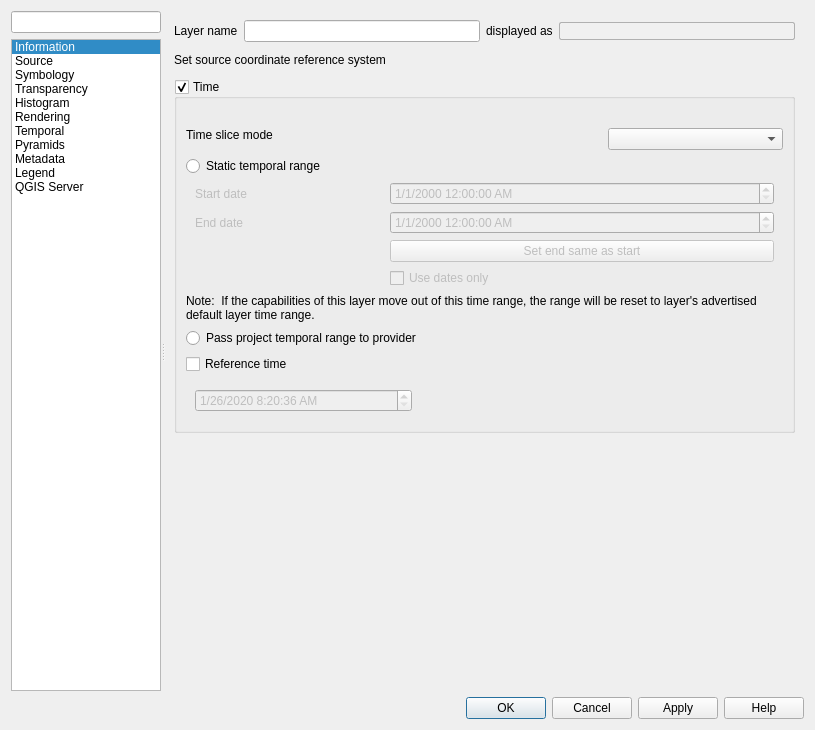
Before: the Qt Designer form src/ui/qgsrasterlayerpropertiesbase.ui in qgis/QGIS, drawn with Qt 5.
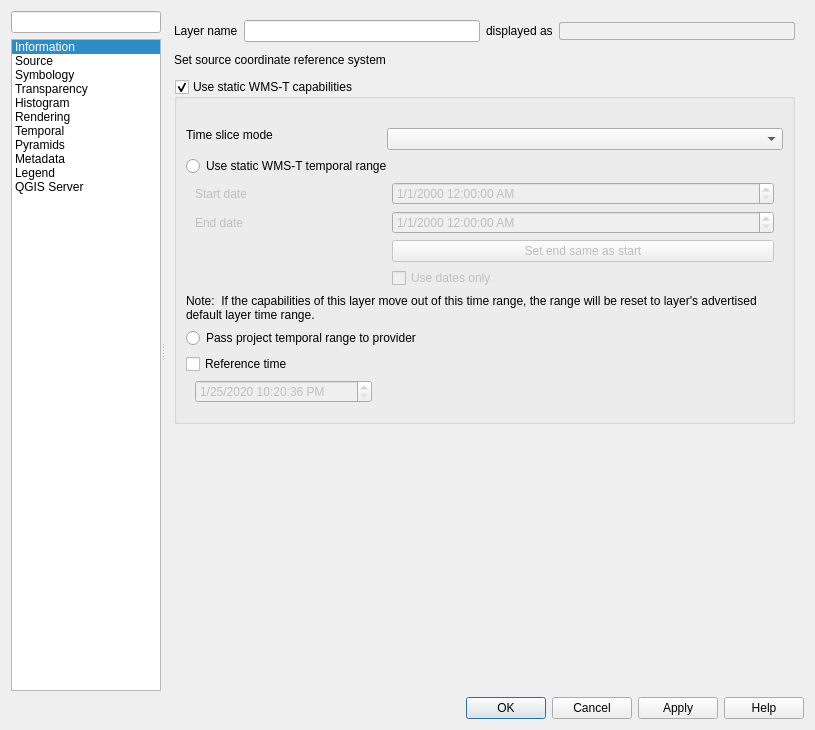
After: the same form once the commit is applied. Icons and pictures are not drawn. Custom widgets are drawn as their Qt base class.

Commit message: Dialog layout tweaks

The edit to the form file:
```diff
--- a/src/ui/qgsrasterlayerpropertiesbase.ui
+++ b/src/ui/qgsrasterlayerpropertiesbase.ui
@@ -303,7 +303,7 @@
                 <x>0</x>
                 <y>0</y>
                 <width>643</width>
-                <height>681</height>
+                <height>679</height>
                </rect>
               </property>
               <layout class="QVBoxLayout" name="verticalLayout_7">
@@ -368,7 +368,7 @@
                   <bool>true</bool>
                  </property>
                  <property name="title">
-                  <string>Time</string>
+                  <string>Use static WMS-T capabilities</string>
                  </property>
                  <property name="checkable">
                   <bool>true</bool>
@@ -394,30 +394,6 @@
                     </property>
                    </widget>
                   </item>
-                  <item row="7" column="0">
-                   <widget class="QRadioButton" name="mProjectTemporalRange">
-                    <property name="text">
-                     <string>Pass project temporal range to provider</string>
-                    </property>
-                   </widget>
-                  </item>
-                  <item row="8" column="0">
-                   <widget class="QCheckBox" name="mReferenceTime">
-                    <property name="text">
-                     <string>Reference time</string>
-                    </property>
-                   </widget>
-                  </item>
-                  <item row="1" column="2" rowspan="2">
-                   <widget class="QComboBox" name="mFetchModeComboBox"/>
-                  </item>
-                  <item row="4" column="0">
-                   <widget class="QRadioButton" name="mStaticTemporalRange">
-                    <property name="text">
-                     <string>Static temporal range</string>
-                    </property>
-                   </widget>
-                  </item>
                   <item row="5" column="0" colspan="3">
                    <widget class="QFrame" name="frame_2">
                     <property name="enabled">
@@ -477,7 +453,7 @@
                        </property>
                       </widget>
                      </item>
-                     <item row="3" column="1">
+                     <item row="3" column="1" colspan="2">
                       <widget class="QCheckBox" name="mDisableTime">
                        <property name="text">
                         <string>Use dates only</string>
@@ -499,23 +475,26 @@
                      <enum>QFrame::Raised</enum>
                     </property>
                     <layout class="QGridLayout" name="gridLayout_17">
+                     <property name="topMargin">
+                      <number>0</number>
+                     </property>
                      <item row="0" column="0">
                       <widget class="QgsDateTimeEdit" name="mReferenceDateTimeEdit">
                        <property name="dateTime">
                         <datetime>
-                         <hour>8</hour>
+                         <hour>22</hour>
                          <minute>20</minute>
                          <second>36</second>
                          <year>2020</year>
                          <month>1</month>
-                         <day>26</day>
+                         <day>25</day>
                         </datetime>
                        </property>
                        <property name="date">
                         <date>
                          <year>2020</year>
                          <month>1</month>
-                         <day>26</day>
+                         <day>25</day>
                         </date>
                        </property>
                        <property name="currentSection">
@@ -532,7 +511,7 @@
                     </layout>
                    </widget>
                   </item>
-                  <item row="0" column="0">
+                  <item row="0" column="0" colspan="3">
                    <widget class="QLabel" name="mLabel">
                     <property name="text">
                      <string/>
@@ -542,6 +521,30 @@
                     </property>
                    </widget>
                   </item>
+                  <item row="1" column="1" rowspan="2" colspan="2">
+                   <widget class="QComboBox" name="mFetchModeComboBox"/>
+                  </item>
+                  <item row="4" column="0" colspan="3">
+                   <widget class="QRadioButton" name="mStaticTemporalRange">
+                    <property name="text">
+                     <string>Use static WMS-T temporal range</string>
+                    </property>
+                   </widget>
+                  </item>
+                  <item row="7" column="0" colspan="3">
+                   <widget class="QRadioButton" name="mProjectTemporalRange">
+                    <property name="text">
+                     <string>Pass project temporal range to provider</string>
+                    </property>
+                   </widget>
+                  </item>
+                  <item row="8" column="0" colspan="3">
+                   <widget class="QCheckBox" name="mReferenceTime">
+                    <property name="text">
+                     <string>Reference time</string>
+                    </property>
+                   </widget>
+                  </item>
                  </layout>
                 </widget>
                </item>
@@ -2446,6 +2449,22 @@
   </layout>
  </widget>
  <customwidgets>
+  <customwidget>
+   <class>QgsFilterLineEdit</class>
+   <extends>QLineEdit</extends>
+   <header>qgsfilterlineedit.h</header>
+  </customwidget>
+  <customwidget>
+   <class>QgsScrollArea</class>
+   <extends>QScrollArea</extends>
+   <header>qgsscrollarea.h</header>
+   <container>1</container>
+  </customwidget>
+  <customwidget>
+   <class>QgsDateTimeEdit</class>
+   <extends>QDateTimeEdit</extends>
+   <header>qgsdatetimeedit.h</header>
+  </customwidget>
   <customwidget>
    <class>QgsCollapsibleGroupBox</class>
    <extends>QGroupBox</extends>
@@ -2458,16 +2477,6 @@
    <header>qgscolorbutton.h</header>
    <container>1</container>
   </customwidget>
-  <customwidget>
-   <class>QgsDateTimeEdit</class>
-   <extends>QDateTimeEdit</extends>
-   <header>qgsdatetimeedit.h</header>
-  </customwidget>
-  <customwidget>
-   <class>QgsFilterLineEdit</class>
-   <extends>QLineEdit</extends>
-   <header>qgsfilterlineedit.h</header>
-  </customwidget>
   <customwidget>
    <class>QgsOpacityWidget</class>
    <extends>QWidget</extends>
@@ -2490,12 +2499,6 @@
    <extends>QWidget</extends>
    <header>qgsscalerangewidget.h</header>
   </customwidget>
-  <customwidget>
-   <class>QgsScrollArea</class>
-   <extends>QScrollArea</extends>
-   <header>qgsscrollarea.h</header>
-   <container>1</container>
-  </customwidget>
   <customwidget>
    <class>QgsLayerTreeEmbeddedConfigWidget</class>
    <extends>QWidget</extends>
```
Left out of the diff: 96 changed lines with no effect on the pictures. The commit also changes 1 other file.
